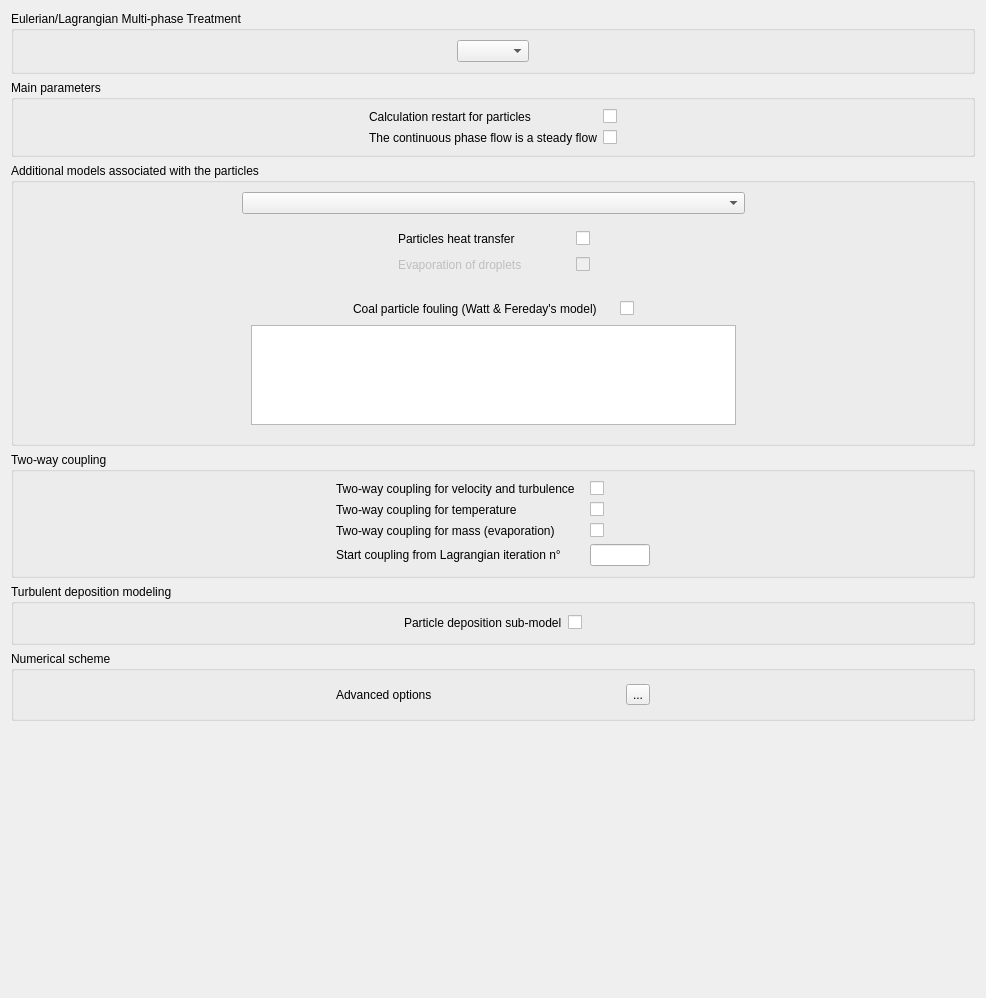
Before: the Qt Designer form gui/Pages/LagrangianForm.ui in code-saturne/code_saturne, drawn with Qt 5.
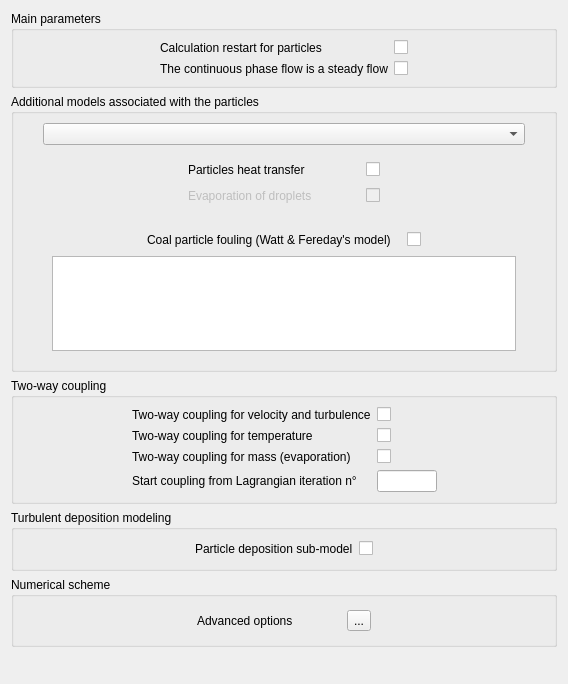
After: the same form once the commit is applied. Icons and pictures are not drawn.

Commit message: prepare lagrangian module for NUPTUNE_CFD call

```diff
--- a/gui/Pages/LagrangianForm.ui
+++ b/gui/Pages/LagrangianForm.ui
@@ -6,8 +6,8 @@
    <rect>
     <x>0</x>
     <y>0</y>
-    <width>986</width>
-    <height>998</height>
+    <width>564</width>
+    <height>684</height>
    </rect>
   </property>
   <property name="windowTitle">
@@ -16,51 +16,6 @@
   <layout class="QGridLayout" name="gridLayout_5">
    <item row="0" column="0">
     <layout class="QVBoxLayout" name="verticalLayout_2">
-     <item>
-      <widget class="QGroupBox" name="groupBoxIILAGR">
-       <property name="title">
-        <string>Eulerian/Lagrangian Multi-phase Treatment</string>
-       </property>
-       <layout class="QHBoxLayout" name="horizontalLayout_8">
-        <item>
-         <spacer>
-          <property name="orientation">
-           <enum>Qt::Horizontal</enum>
-          </property>
-          <property name="sizeHint" stdset="0">
-           <size>
-            <width>77</width>
-            <height>21</height>
-           </size>
-          </property>
-         </spacer>
-        </item>
-        <item>
-         <widget class="QComboBox" name="comboBoxIILAGR">
-          <property name="toolTip">
-           <string>Code_Saturne key word: IILAGR</string>
-          </property>
-          <property name="statusTip">
-           <string>Select the type of lagrangian module</string>
-          </property>
-         </widget>
-        </item>
-        <item>
-         <spacer>
-          <property name="orientation">
-           <enum>Qt::Horizontal</enum>
-          </property>
-          <property name="sizeHint" stdset="0">
-           <size>
-            <width>77</width>
-            <height>21</height>
-           </size>
-          </property>
-         </spacer>
-        </item>
-       </layout>
-      </widget>
-     </item>
      <item>
       <widget class="QGroupBox" name="groupBoxMain">
        <property name="title">
```
The commit also changes 24 other files.
